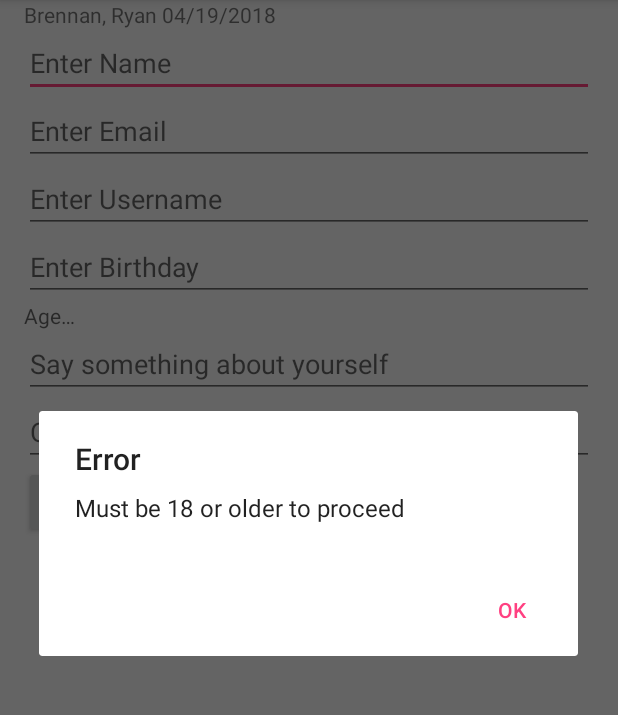
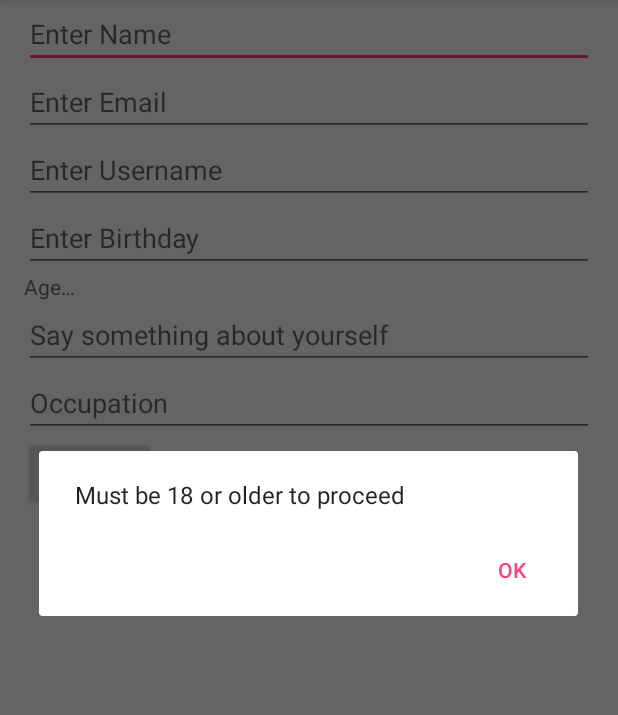
Before and after one commit to ryanybrennan/AD340, an Android app: the screen it shows after launch (MainActivity), after a tap on "LOGIN", on a phone screen of 412 x 824 dp, the part 84-799 px from its top. Run offline under Robolectric (Android 15) with nearby library versions, the phone set to English and light mode, and no system bars.

```diff
--- a/app/src/main/java/com/example/ryanbrennan/ad340assignment1/MainActivity.java
+++ b/app/src/main/java/com/example/ryanbrennan/ad340assignment1/MainActivity.java
@@ -37,7 +37,6 @@ public class MainActivity extends AppCompatActivity {
     protected void onCreate(Bundle savedInstanceState) {
         super.onCreate(savedInstanceState);
         setContentView(R.layout.activity_main);
-        this.helloWorldText = findViewById(R.id.hello_world_text);
 
         nameText = findViewById(R.id.nameEditText);
         emailText = findViewById(R.id.emailAddress);
@@ -106,7 +105,6 @@ public class MainActivity extends AppCompatActivity {
         }else{
             AlertDialog.Builder builder = new AlertDialog.Builder(this);
             builder.setMessage(R.string.error_message);
-            builder.setTitle(R.string.error_title);
             builder.setNegativeButton(R.string.alert_close, new DialogInterface.OnClickListener() {
                 public void onClick(DialogInterface dialog, int which) {
                 }
@@ -120,18 +118,12 @@ public class MainActivity extends AppCompatActivity {
     @Override
     public void onSaveInstanceState(Bundle outState) {
         super.onSaveInstanceState(outState);
-
-        outState.putString(Constants.KEY_NAME, helloWorldText.getText().toString());
         outState.putString(Constants.KEY_AGE, ageText.getText().toString());
     }
 
     @Override
     protected void onRestoreInstanceState(Bundle savedInstanceState) {
         super.onRestoreInstanceState(savedInstanceState);
-
-        if(savedInstanceState.containsKey(Constants.KEY_NAME)) {
-            helloWorldText.setText((String)savedInstanceState.get(Constants.KEY_NAME));
-        }
         if(savedInstanceState.containsKey(Constants.KEY_AGE)){
             ageText.setText((String)savedInstanceState.get(Constants.KEY_AGE));
         }
--- a/app/src/main/res/layout/activity_main.xml
+++ b/app/src/main/res/layout/activity_main.xml
@@ -12,17 +12,6 @@
         android:paddingRight="16dp"
         tools:context=".MainActivity"
         android:orientation="vertical">
-
-        <TextView
-            android:id="@+id/hello_world_text"
-            android:layout_width="wrap_content"
-            android:layout_height="wrap_content"
-            android:text="@string/text"
-            app:layout_constraintBottom_toBottomOf="parent"
-            app:layout_constraintLeft_toLeftOf="parent"
-            app:layout_constraintRight_toRightOf="parent"
-            app:layout_constraintTop_toTopOf="parent"
-            app:layout_constraintVertical_bias="0.077" />
 
         <EditText
             android:id="@+id/nameEditText"
--- a/app/src/main/res/values/strings.xml
+++ b/app/src/main/res/values/strings.xml
@@ -11,7 +11,7 @@
     <string name="login">Login</string>
     <string name="intro_text">Thanks for signing up </string>
     <string name="error_message">Must be 18 or older to proceed</string>
-    <string name="error_title">Error</string>
+    <!--<string name="error_title">Error</string>-->
     <string name="age_limit">18</string>
     <string name="on_back">Back</string>
     <string name="alert_close">OK</string>
```
Also changed, not shown: 1 other file.
